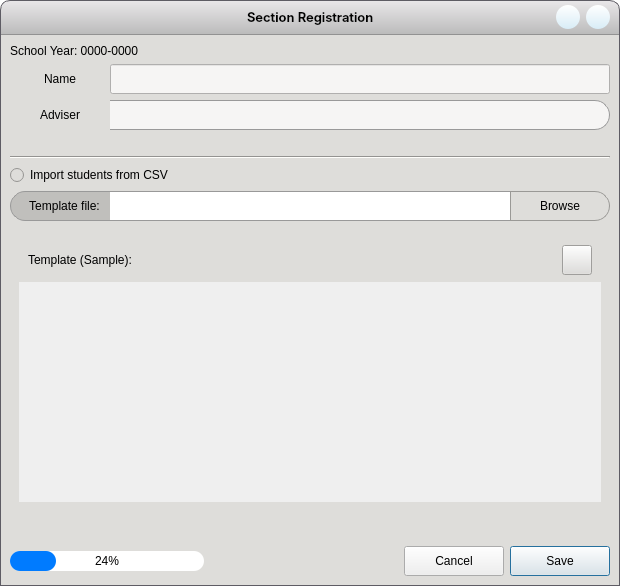
CPG19040/CPG19040, file CAI_PyQt/CAI_Admin/UI/FormSectionRegistration.ui: the form before one commit.
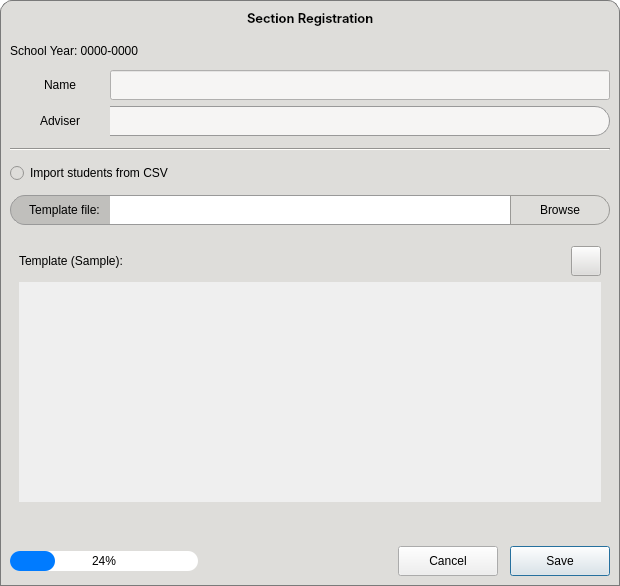
The form after the commit. Icons and pictures are not drawn.

Diff of the .ui file:
```diff
--- a/CAI_PyQt/CAI_Admin/UI/FormSectionRegistration.ui
+++ b/CAI_PyQt/CAI_Admin/UI/FormSectionRegistration.ui
@@ -306,11 +306,11 @@
      </property>
      <property name="styleSheet">
       <string notr="true">#frame_header {
-	background-color: qlineargradient(x1:0, y1:0, x2:0, y2:1, stop:0 #e9e7e9, stop:1 #bababa);
-	border-top-left-radius: 10px;
-	border-top-right-radius: 10px;
-	border: 1px solid rgb(94, 92, 100);
-	border-bottom: 1px solid rgb(146, 146, 146);
+	background-color: #deddda;
+	border-top-left-radius: 12px;
+	border-top-right-radius: 12px;
+	border: 1px solid #7a7a7a;
+	border-bottom: none;
 }</string>
      </property>
      <property name="frameShape">
@@ -435,7 +435,7 @@
         <property name="styleSheet">
          <string notr="true">#btnMinimize {
 	border-radius: 12px;
-	background-color: qlineargradient(x1:0, y1:0, x2:0, y2:1, stop:0 #ffffff, stop:1 #d8ecf6);
+	background-color: transparent;
 }
 
 #btnMinimize:hover {
@@ -477,7 +477,7 @@
         <property name="styleSheet">
          <string notr="true">#btnClose {
 	border-radius: 12px;
-	background-color: qlineargradient(x1:0, y1:0, x2:0, y2:1, stop:0 #ffffff, stop:1 #d8ecf6);
+	background-color: transparent;
 }
 
 #btnClose:hover {
@@ -500,14 +500,15 @@
     <widget class="QFrame" name="verticalFrame">
      <property name="styleSheet">
       <string notr="true">#verticalFrame {
-	background-color: rgb(222, 221, 218);
+	background-color: #deddda;
+	border: 1px solid #7a7a7a;
 	border-top: none;
-	border-right: 1px solid rgb(94, 92, 100);
-	border-bottom: 1px solid rgb(94, 92, 100);
-	border-left: 1px solid rgb(94, 92, 100);
 }</string>
      </property>
      <layout class="QVBoxLayout" name="verticalLayout_5">
+      <property name="spacing">
+       <number>12</number>
+      </property>
       <property name="leftMargin">
        <number>9</number>
       </property>
@@ -529,6 +530,9 @@
       </item>
       <item>
        <layout class="QVBoxLayout" name="verticalLayout_2">
+        <property name="spacing">
+         <number>6</number>
+        </property>
         <property name="leftMargin">
          <number>0</number>
         </property>
@@ -539,7 +543,7 @@
          <number>0</number>
         </property>
         <property name="bottomMargin">
-         <number>20</number>
+         <number>0</number>
         </property>
         <item>
          <widget class="QWidget" name="widget_1" native="true">
@@ -680,7 +684,7 @@
          <cursorShape>PointingHandCursor</cursorShape>
         </property>
         <property name="styleSheet">
-         <string notr="true">background-color: rgb(222, 221, 218);</string>
+         <string notr="true">background-color: #deddda;</string>
         </property>
         <property name="text">
          <string>Import students from CSV</string>
@@ -853,11 +857,20 @@
          <item>
           <widget class="QWidget" name="widget_3" native="true">
            <property name="styleSheet">
-            <string notr="true">background-color: rgb(222, 221, 218);</string>
+            <string notr="true">background-color: #deddda;</string>
            </property>
            <layout class="QHBoxLayout" name="horizontalLayout_5">
+            <property name="leftMargin">
+             <number>0</number>
+            </property>
+            <property name="topMargin">
+             <number>0</number>
+            </property>
+            <property name="rightMargin">
+             <number>0</number>
+            </property>
             <property name="bottomMargin">
-             <number>1</number>
+             <number>0</number>
             </property>
             <item>
              <widget class="QLabel" name="label">
```
Left out of the diff: 2 changed lines with no effect on the pictures.
